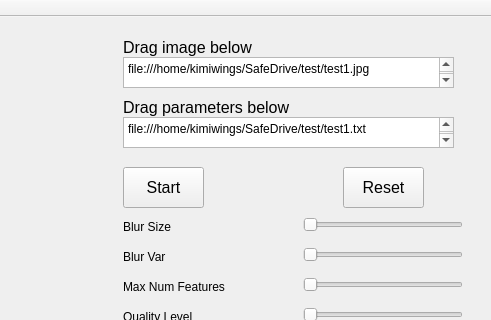
jiawei-mo/SafeDrive, file mainwindow.ui: the form before one commit; both pictures show x 567 to 1058 and y 0 to 320 of the 1058 by 737 pixel window.
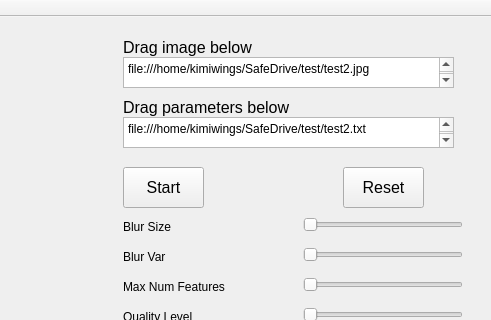
The form after the commit.

```diff
--- a/mainwindow.ui
+++ b/mainwindow.ui
@@ -286,7 +286,7 @@
      </rect>
     </property>
     <property name="plainText">
-     <string>file:///home/kimiwings/SafeDrive/test/test1.jpg
+     <string>file:///home/kimiwings/SafeDrive/test/test2.jpg
 </string>
     </property>
    </widget>
@@ -352,7 +352,7 @@
      </rect>
     </property>
     <property name="plainText">
-     <string>file:///home/kimiwings/SafeDrive/test/test1.txt
+     <string>file:///home/kimiwings/SafeDrive/test/test2.txt
 </string>
     </property>
    </widget>
```
